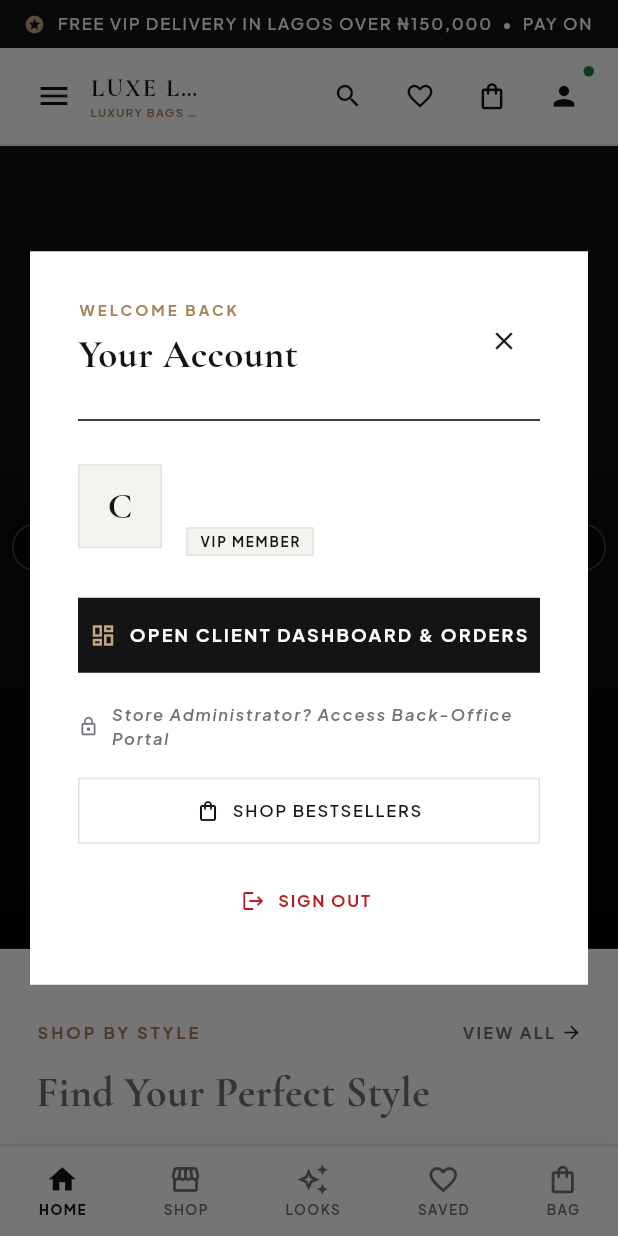
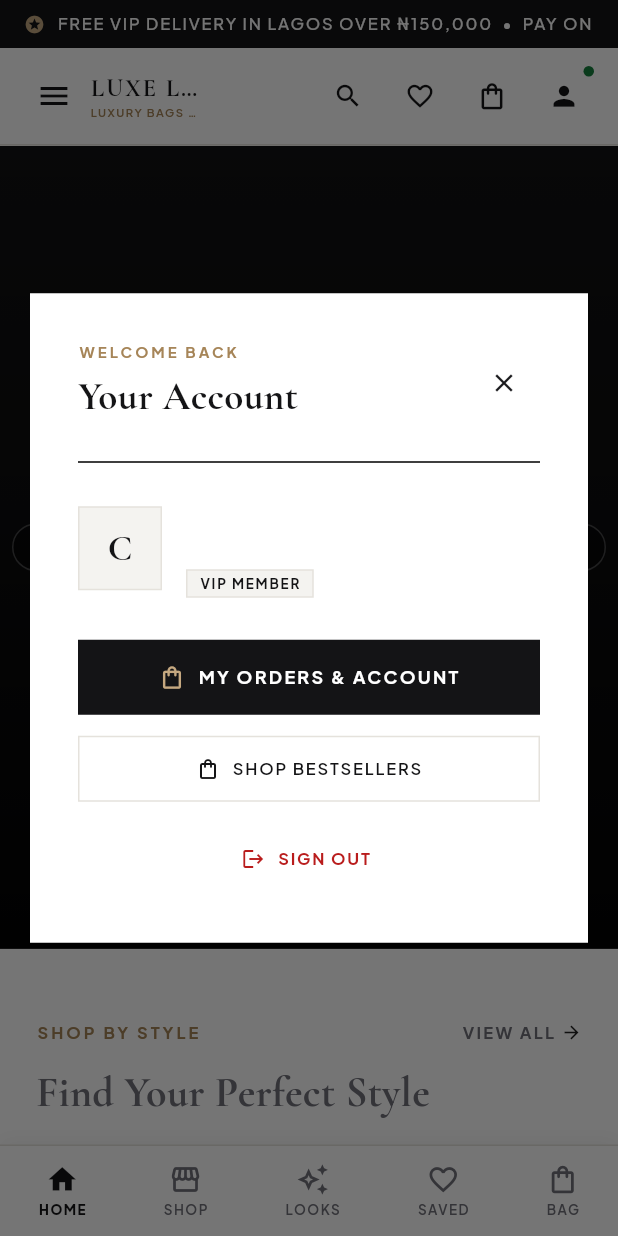
Before and after one commit to olamideQA/demoonlinebags, a Flutter app: the AdminScreen screen opened by its route, after a tap on "AUTHENTICATE & UNLOCK CMS", after a tap on "RETURN TO PUBLIC STORE", after a tap on the "person" icon, on a phone screen of 412 x 824 dp. Run offline on Flutter 3.47's test engine with Material 3 defaults, Android fonts, the phone set to English and light mode, and no system bars; drawn by our look-alikes of cached_network_image; our stand-ins replace flutter_riverpod, go_router, google_fonts, supabase_flutter; accounts and stored records are empty; network calls fail.

Commit message:
fix(security): remove test-admin backdoor, hide admin entry for shoppers, LUXE live meta

```diff
--- a/lib/core/providers/auth_provider.dart
+++ b/lib/core/providers/auth_provider.dart
@@ -18,10 +18,11 @@ class AppAuthState {
   });
 
   bool get isAuthenticated => user != null;
+  // Single source of truth: profiles.role == 'admin'. Bootstrap email kept
+  // only so the store owner never gets locked out before first role is set.
   bool get isAdmin =>
       profile?.role == 'admin' ||
-      user?.email?.toLowerCase() == 'admin@demoonlinebags.com' ||
-      user?.email?.toLowerCase() == 'olacantest@gmail.com';
+      user?.email?.toLowerCase() == 'admin@luxelagos.ng';
 
   AppAuthState copyWith({
     User? user,
--- a/lib/features/admin/admin_screen.dart
+++ b/lib/features/admin/admin_screen.dart
@@ -23,7 +23,7 @@ class _AdminScreenState extends ConsumerState<AdminScreen> with SingleTickerProv
   late TabController _tabController;
 
   // Security Gate Controllers
-  final _adminEmailController = TextEditingController(text: 'admin@demoonlinebags.com');
+  final _adminEmailController = TextEditingController();
   final _adminPasswordController = TextEditingController();
   bool _obscureAdminPassword = true;
   String? _gateError;
@@ -159,7 +159,7 @@ class _AdminScreenState extends ConsumerState<AdminScreen> with SingleTickerProv
                           const Icon(Icons.admin_panel_settings, color: AppTheme.primaryGold, size: 18),
                           const SizedBox(width: 8),
                           Text(
-                            'ATELIER EXECUTIVE CMS & BACK-OFFICE',
+                            'STORE MANAGER',
                             style: GoogleFonts.plusJakartaSans(
                               color: AppTheme.primaryGold,
                               fontSize: 11,
@@ -171,7 +171,7 @@ class _AdminScreenState extends ConsumerState<AdminScreen> with SingleTickerProv
                       ),
                       const SizedBox(height: 4),
                       Text(
-                        'Total Website Customization Suite',
+                        'Orders, Products & Website Text',
                         style: GoogleFonts.cormorantGaramond(
                           color: Colors.white,
                           fontSize: isMobile ? 24 : 32,
@@ -380,34 +380,6 @@ class _AdminScreenState extends ConsumerState<AdminScreen> with SingleTickerProv
                       suffixIcon: IconButton(
                         icon: Icon(_obscureAdminPassword ? Icons.visibility_off : Icons.visibility, size: 18),
                         onPressed: () => setState(() => _obscureAdminPassword = !_obscureAdminPassword),
-                      ),
-                    ),
-                  ),
-                  const SizedBox(height: 12),
-                  InkWell(
-                    onTap: () {
-                      setState(() {
-                        _adminEmailController.text = 'admin@demoonlinebags.com';
-                        _adminPasswordController.text = 'Admin2026!';
-                      });
-                    },
-                    child: Container(
-                      padding: const EdgeInsets.symmetric(horizontal: 10, vertical: 8),
-                      decoration: BoxDecoration(
-                        color: AppTheme.primaryGold.withValues(alpha: 0.08),
-                        border: Border.all(color: AppTheme.primaryGold.withValues(alpha: 0.3)),
-                      ),
-                      child: Row(
-                        children: [
-                          const Icon(Icons.key_outlined, size: 14, color: AppTheme.primaryGoldDark),
-                          const SizedBox(width: 8),
-                          Expanded(
-                            child: Text(
-                              'Click to Autofill Admin Login (admin@demoonlinebags.com)',
-                              style: GoogleFonts.plusJakartaSans(fontSize: 10.5, color: AppTheme.primaryGoldDark, fontWeight: FontWeight.w600),
-                            ),
-                          ),
-                        ],
                       ),
                     ),
                   ),
--- a/lib/features/auth/auth_modal.dart
+++ b/lib/features/auth/auth_modal.dart
@@ -202,7 +202,7 @@ class _AuthModalState extends ConsumerState<AuthModal> with SingleTickerProvider
 
           const SizedBox(height: 28),
 
-          // 1. Client Dashboard Button (Always available for logged-in users)
+          // 1. My Orders - for all shoppers
           ElevatedButton.icon(
             style: ElevatedButton.styleFrom(
               backgroundColor: AppTheme.obsidianNoir,
@@ -210,9 +210,9 @@ class _AuthModalState extends ConsumerState<AuthModal> with SingleTickerProvider
               padding: const EdgeInsets.symmetric(vertical: 16),
               shape: const RoundedRectangleBorder(borderRadius: BorderRadius.zero),
             ),
-            icon: const Icon(Icons.dashboard_outlined, size: 18, color: AppTheme.primaryGold),
+            icon: const Icon(Icons.shopping_bag_outlined, size: 18, color: AppTheme.primaryGold),
             label: Text(
-              'OPEN CLIENT DASHBOARD & ORDERS',
+              'MY ORDERS & ACCOUNT',
               style: GoogleFonts.plusJakartaSans(fontSize: 12, fontWeight: FontWeight.bold, letterSpacing: 1.5),
             ),
             onPressed: () {
@@ -222,18 +222,33 @@ class _AuthModalState extends ConsumerState<AuthModal> with SingleTickerProvider
           ),
           const SizedBox(height: 12),
 
-          // 2. Admin Button (If Admin)
+          // 2. Manage Store - admin only, clearly separated. Never shown to shoppers.
           if (isAdmin) ...[
+            Container(
+              padding: const EdgeInsets.all(12),
+              decoration: BoxDecoration(
+                color: AppTheme.primaryGold.withValues(alpha: 0.08),
+                border: Border.all(color: AppTheme.primaryGold.withValues(alpha: 0.4)),
+              ),
+              child: Column(
+                crossAxisAlignment: CrossAxisAlignment.stretch,
+                children: [
+                  Text(
+                    'STORE OWNER ONLY',
+                    style: GoogleFonts.plusJakartaSans(fontSize: 9, fontWeight: FontWeight.bold, letterSpacing: 1.5, color: AppTheme.primaryGoldDark),
+                    textAlign: TextAlign.center,
+                  ),
+                  const SizedBox(height: 8),
                   ElevatedButton.icon(
                     style: ElevatedButton.styleFrom(
                       backgroundColor: AppTheme.primaryGold,
                       foregroundColor: Colors.white,
-                padding: const EdgeInsets.symmetric(vertical: 16),
+                      padding: const EdgeInsets.symmetric(vertical: 14),
                       shape: const RoundedRectangleBorder(borderRadius: BorderRadius.zero),
                     ),
                     icon: const Icon(Icons.admin_panel_settings_outlined, size: 18),
                     label: Text(
-                'OPEN ADMIN DASHBOARD',
+                      'MANAGE STORE',
                       style: GoogleFonts.plusJakartaSans(fontSize: 12, fontWeight: FontWeight.bold, letterSpacing: 1.5),
                     ),
                     onPressed: () {
@@ -241,25 +256,10 @@ class _AuthModalState extends ConsumerState<AuthModal> with SingleTickerProvider
                       context.go('/admin');
                     },
                   ),
+                ],
+              ),
+            ),
             const SizedBox(height: 12),
-          ] else ...[
-            // Quick Admin Access Link for Store Managers
-            TextButton.icon(
-              style: TextButton.styleFrom(
-                foregroundColor: AppTheme.textMuted,
-                padding: const EdgeInsets.symmetric(vertical: 8),
-              ),
-              icon: const Icon(Icons.lock_outline, size: 14),
-              label: Text(
-                'Store Administrator? Access Back-Office Portal',
-                style: GoogleFonts.plusJakartaSans(fontSize: 11, fontStyle: FontStyle.italic),
-              ),
-              onPressed: () {
-                Navigator.of(context).pop();
-                context.go('/admin');
-              },
-            ),
-            const SizedBox(height: 8),
           ],
 
           // 3. Shop Now / Concierge
```
Also changed, not shown: lib/features/common/luxury_header.dart (+1 -15 lines), 1 other file. Lines whose indentation alone changed are shown as unchanged.
